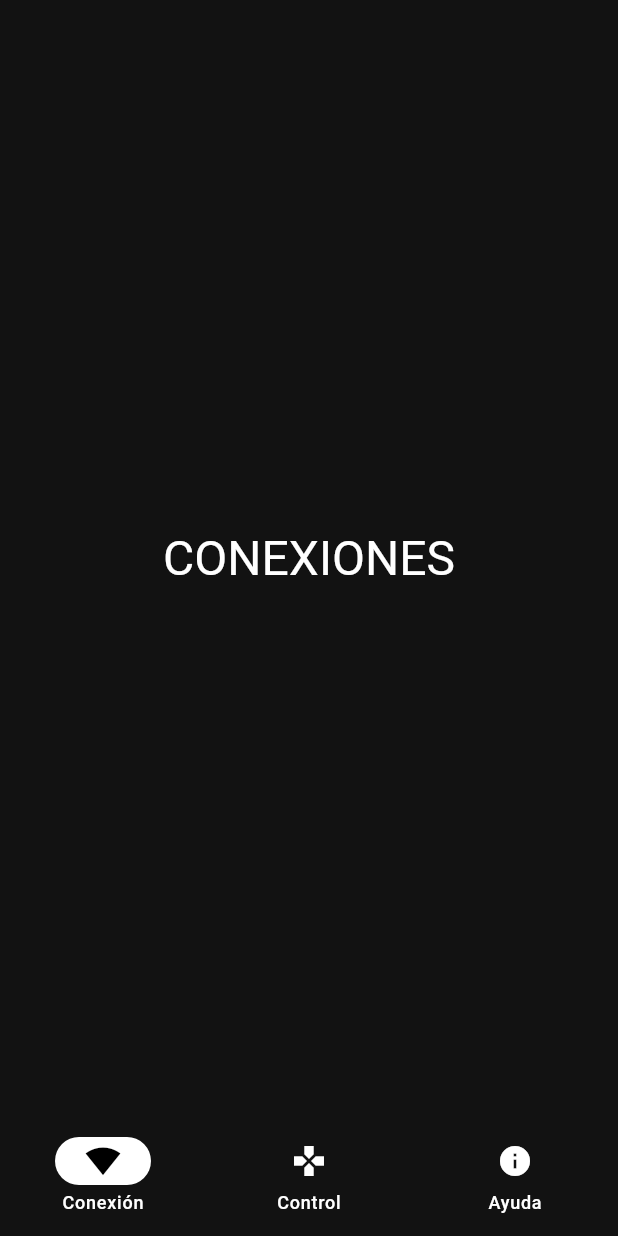
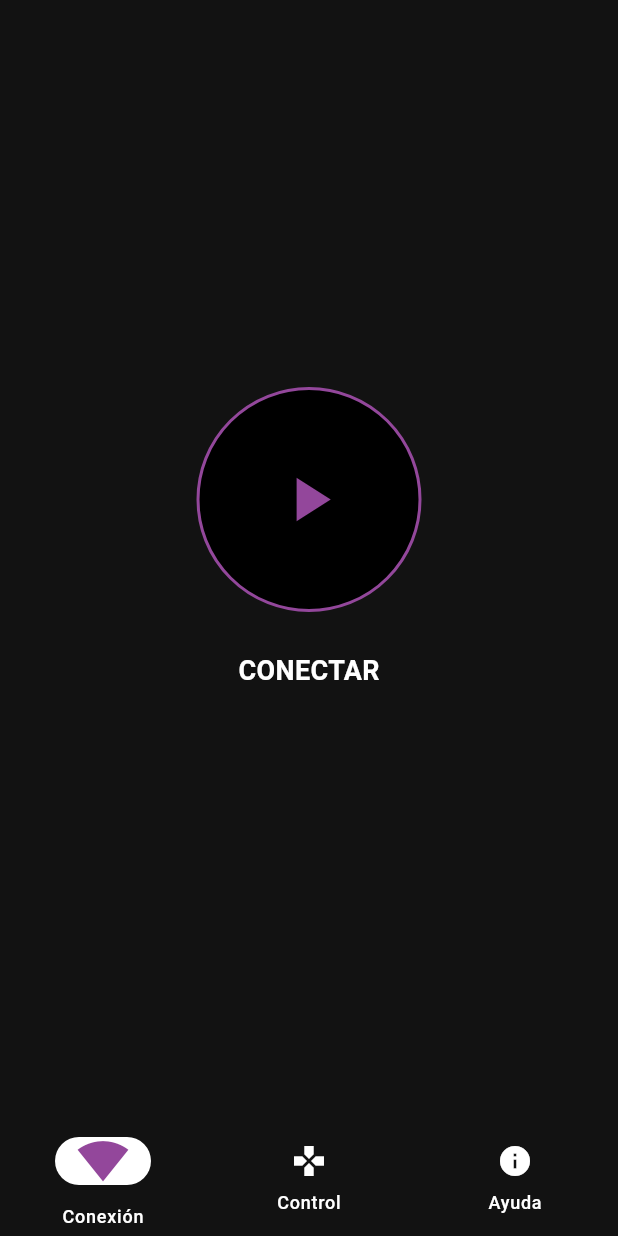
Before and after one commit to Kiroxs/Terraneitor, a Flutter app: the screen it shows after launch, on a phone screen of 412 x 824 dp. Run offline on Flutter 3.47's test engine with Material 3 defaults, Android fonts, the light colour scheme and no system bars; missing offline and left inert: flutter_joystick.

Commit message:
Vistas
*Controles
*Conexion

```diff
--- a/Terreneitor/lib/main.dart
+++ b/Terreneitor/lib/main.dart
@@ -1,4 +1,7 @@
 import 'package:flutter/material.dart';
+import 'package:terreneitor/vistas/conexion/conexionVista.dart';
+import 'package:terreneitor/vistas/controles/controlesVista.dart';
+
 
 /// Flutter code sample for [NavigationBar].
 
@@ -40,31 +43,34 @@ class _NavigationExampleState extends State<NavigationExample> {
         selectedIndex: currentPageIndex,
         destinations: const <Widget>[
           NavigationDestination(
-
             icon: Icon(Icons.signal_wifi_4_bar_sharp),
             label: 'Conexión',
+            selectedIcon: IconButton(onPressed: null, icon: Icon(Icons.signal_wifi_4_bar_sharp,size:35, color: Color(0xff93479b))),
           ),
           NavigationDestination(
             icon: Icon(Icons.games),
             label: 'Control',
+            selectedIcon: IconButton(onPressed: null, icon: Icon(Icons.games,size:35, color: Color(0xff93479b))),
           ),
           NavigationDestination(
             icon: Icon(
               Icons.info,
             ),
+            selectedIcon: IconButton(onPressed: null, icon: Icon(Icons.info,size:35, color: Color(0xff93479b))),
             label: 'Ayuda',
           ),
         ],
       ),
       body: <Widget>[
         /// Home page
-        Center(child: Text('CONEXIONES', style: theme.textTheme.headlineLarge)),
+        conexionVista(),
+        controlesVista(),
+
 
         /// Notifications page
-       Center(child: Text('CONTROLES', style: theme.textTheme.headlineLarge)),
 
         /// Messages page
-          Center(child: Text('AYUDA', style: theme.textTheme.headlineLarge)),
+        Center(child: Text('AYUDA', style: theme.textTheme.headlineLarge)),
       ][currentPageIndex],
     );
   }
--- /dev/null
+++ b/Terreneitor/lib/vistas/conexion/conexionVista.dart
@@ -0,0 +1,57 @@
+import 'package:flutter/material.dart';
+
+
+class conexionVista extends StatefulWidget {
+  const conexionVista({super.key});
+
+  @override
+  State<conexionVista> createState() => _conexionVistaState();
+}
+
+class _conexionVistaState extends State<conexionVista> {
+
+  @override
+  Widget build(BuildContext context) {
+    return SafeArea(
+      child: Scaffold(
+        body: Center(
+          child: Column(
+            mainAxisAlignment: MainAxisAlignment.center,
+            children: [
+              Container(
+                width: 150,
+                height: 150,
+                decoration: BoxDecoration(
+                  shape: BoxShape.circle,
+                  color: Theme.of(context).colorScheme.inversePrimary,
+                  border: Border.all(
+                    color: Color(0xff93479b),
+                    width: 2,
+                  ),
+                ),
+                child: Center(
+                  child: Icon(
+                    Icons.play_arrow,
+                    size: 50,
+                    color: Color(0xff93479b),
+                  ),
+                ),
+              ),
+              SizedBox(height: 26),
+              Text(
+                "CONECTAR",
+                style: TextStyle(
+                  fontSize: 18,
+                  fontWeight: FontWeight.bold,
+                  color: Colors.white,
+                ),
+              ),
+              SizedBox(height: 26),
+
+            ],
+          ),
+        ),
+      ),
+    );
+  }
+}
--- a/Terreneitor/pubspec.yaml
+++ b/Terreneitor/pubspec.yaml
@@ -7,8 +7,10 @@ environment:
   sdk: '>=3.3.4 <4.0.0'
 
 dependencies:
+
   flutter:
     sdk: flutter
+  flutter_joystick: ^0.0.4
 
 dev_dependencies:
   flutter_test:
```
Also changed, not shown: Terreneitor/lib/vistas/controles/controlesVista.dart (added, +40 -0 lines), Terreneitor/pubspec.lock.
